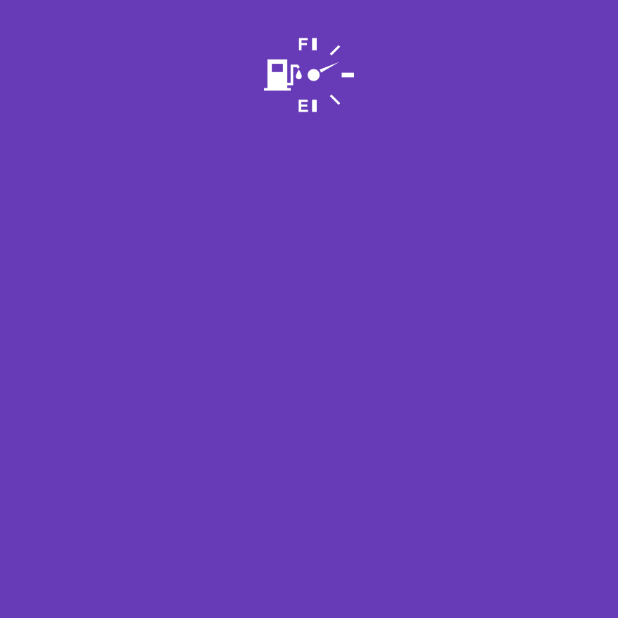
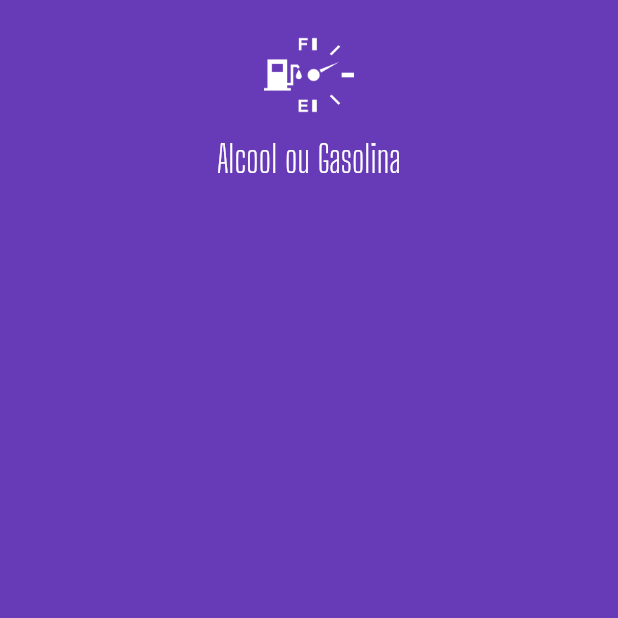
Before and after one commit to julianotavares/flutter-app-gas-alcohol, a Flutter app: the screen it shows after launch, on a phone screen of 412 x 824 dp, the top half of it. Run offline on Flutter 3.47's test engine with Material 2 defaults, Android fonts, the phone set to English and light mode, and no system bars.

Commit message:
fix main.dart

```diff
--- a/lib/main.dart
+++ b/lib/main.dart
@@ -31,6 +31,18 @@ class Homepage extends StatelessWidget {
           "assets/images/aog-white.png",
           height: 60,
         ),
+        SizedBox(
+          height: 10,
+        ),
+        Text(
+          "Alcool ou Gasolina",
+          style: TextStyle(
+            color: Colors.white,
+            fontSize: 25,
+            fontFamily: "Big Shoulders Display",
+          ),
+          textAlign: TextAlign.center,
+        )
       ]),
     );
   }
```
